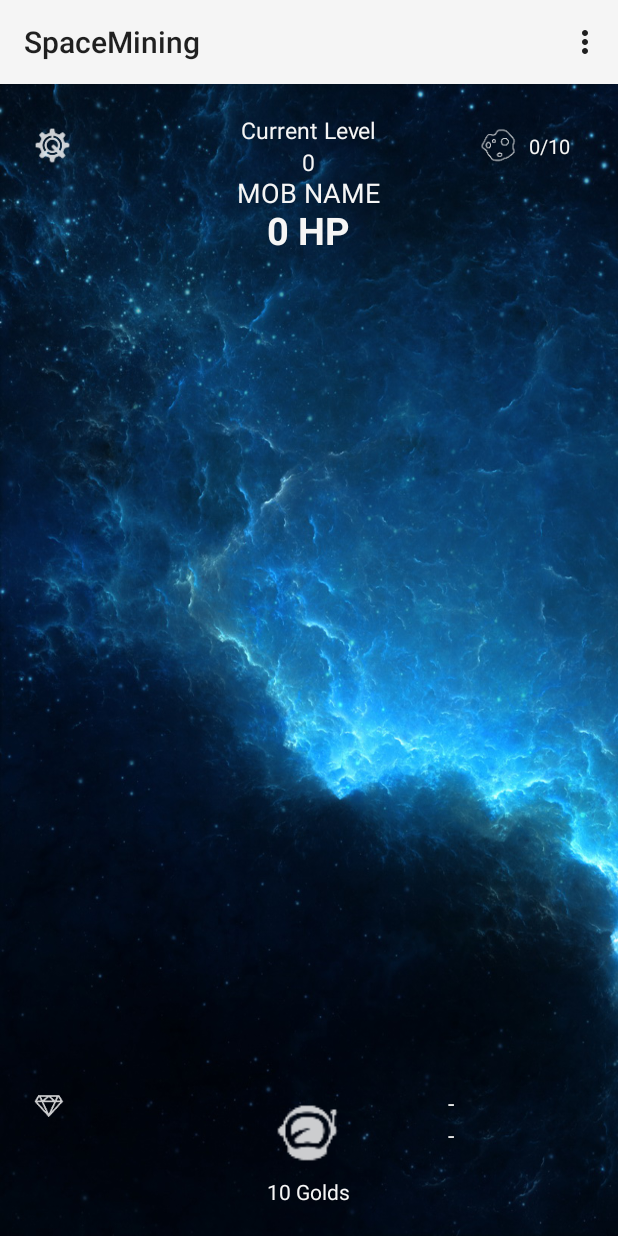
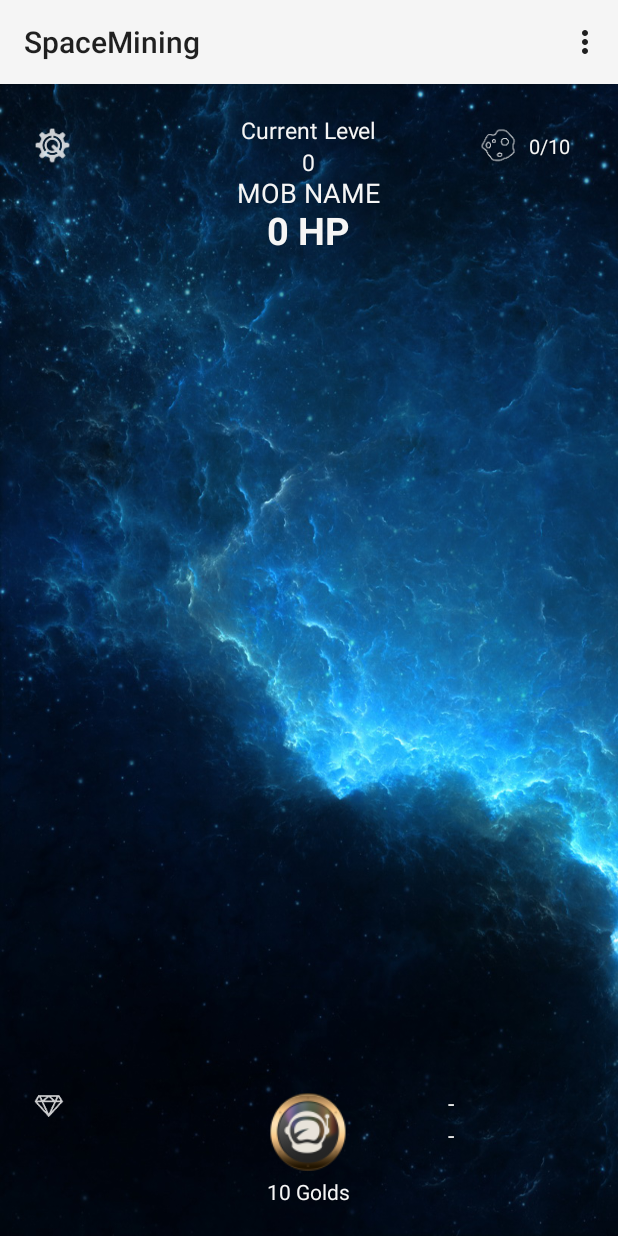
Before and after one commit to adrienLePiou/SpaceMining, an Android app: the screen it shows after launch (MainActivity), on a phone screen of 412 x 824 dp. Run offline under Robolectric (Android 15) with nearby library versions, the phone set to English and light mode, and no system bars.

Commit message:
POP Menu for the hero enhancement. May need to find something else than a popup menu.

```diff
--- /dev/null
+++ b/app/src/main/java/com/alp/android/spacemining/Cosmonaute.java
@@ -0,0 +1,43 @@
+package com.alp.android.spacemining;
+
+/**
+ * Created by piouter on 25/09/15.
+ */
+public class Cosmonaute {
+    public int ClickDamage = 1;
+    public int CritRate = 5;
+    public int CosmonauteLvl = 1;
+
+    public Cosmonaute(){
+        super();
+    }
+
+    //When we increase the ClickDamage we will set it through this.
+    public int setClickDamage(int bonus){
+        ClickDamage = ClickDamage + bonus;
+        return ClickDamage;
+    }
+
+    //For the moment the crit rate increase functions works like that. It needs more work.
+    public int setCritRate(int bonus){
+        CritRate = CritRate + bonus;
+        return CritRate;
+    }
+
+    public int setCosmonauteLvl(int bonus){
+        CosmonauteLvl = CosmonauteLvl + bonus;
+        return CosmonauteLvl;
+    }
+
+    public int getCritRate(){
+        return CritRate;
+    }
+
+    public int getClickDamage(){
+        return ClickDamage;
+    }
+
+    public int getCosmonauteLvl(){
+        return CosmonauteLvl;
+    }
+}
--- a/app/src/main/java/com/alp/android/spacemining/asteroid.java
+++ b/app/src/main/java/com/alp/android/spacemining/asteroid.java
@@ -27,12 +27,6 @@ public class asteroid {
     }
 
 
-    /*public int getAsteroidColor(){
-        Random rnd = new Random();
-        color = Color.argb(255, rnd.nextInt(256), rnd.nextInt(256), rnd.nextInt(256));
-        return color;
-    }*/
-
     public void setLvl(int lvl){
         this.lvl = lvl;
         this.HP = HP * lvl;
--- a/app/src/main/res/layout/activity_main.xml
+++ b/app/src/main/res/layout/activity_main.xml
@@ -166,8 +166,8 @@
             <Button
                 android:layout_width="60dp"
                 android:layout_height="60dp"
-                android:background="@drawable/ic_cosmonaut"
-                android:onClick="setClickDmg"
+                android:background="@mipmap/ic_hero"
+                android:onClick="CreatePopupMenu"
                 android:gravity="center"
                 />
             <TextView
--- /dev/null
+++ b/app/src/main/res/menu/cosmonaute_menu.xml
@@ -0,0 +1,14 @@
+<?xml version="1.0" encoding="utf-8"?>
+<menu xmlns:android="http://schemas.android.com/apk/res/android"
+    android:width="500dp">
+
+    <item android:id="@+id/option1"
+        android:icon="@mipmap/ic_hero_drill"
+        android:title="Level Up"
+        android:showAsAction="always|withText"/>
+
+    <item android:id="@+id/option2"
+
+        android:title="Option 2" />
+
+</menu>
--- a/app/src/main/res/values-v21/styles.xml
+++ b/app/src/main/res/values-v21/styles.xml
@@ -1,5 +1,11 @@
 <?xml version="1.0" encoding="utf-8"?>
 <resources>
     <style name="AppTheme" parent="android:Theme.Material.Light">
+        <item name="android:popupMenuStyle">@style/PopupMenu</item>
+    </style>
+
+    <style name="PopupMenu" parent="@android:style/Widget.PopupMenu">
+        <item name="android:popupBackground">#333333</item>
+
     </style>
 </resources>
--- a/app/src/main/res/values/styles.xml
+++ b/app/src/main/res/values/styles.xml
@@ -2,7 +2,11 @@
 
     <!-- Base application theme. -->
     <style name="AppTheme" parent="android:Theme.Holo.Light.DarkActionBar">
-        <!-- Customize your theme here. -->
+        <item name="android:popupMenuStyle">@style/PopupMenu</item>
+    </style>
+
+    <style name="PopupMenu" parent="@android:style/Widget.PopupMenu">
+        <item name="android:popupBackground">@android:color/holo_blue_dark</item>
     </style>
 
 </resources>
```
Also changed, not shown: app/src/main/java/com/alp/android/spacemining/CriticalHit.java (deleted, +0 -38 lines), app/src/main/java/com/alp/android/spacemining/MainActivity.java (+77 -7 lines), app/src/main/ic_hero-web.png (added), app/src/main/ic_hero_drill-web.png (added), app/src/main/res/mipmap-hdpi/ic_hero.png (added), app/src/main/res/mipmap-hdpi/ic_hero_drill.png (added), app/src/main/res/mipmap-mdpi/ic_hero.png (added), app/src/main/res/mipmap-mdpi/ic_hero_drill.png (added), app/src/main/res/mipmap-xhdpi/ic_hero.png (added), app/src/main/res/mipmap-xhdpi/ic_hero_drill.png (added), app/src/main/res/mipmap-xxhdpi/ic_hero.png (added), app/src/main/res/mipmap-xxhdpi/ic_hero_drill.png (added), app/src/main/res/mipmap-xxxhdpi/ic_hero.png (added), app/src/main/res/mipmap-xxxhdpi/ic_hero_drill.png (added).
